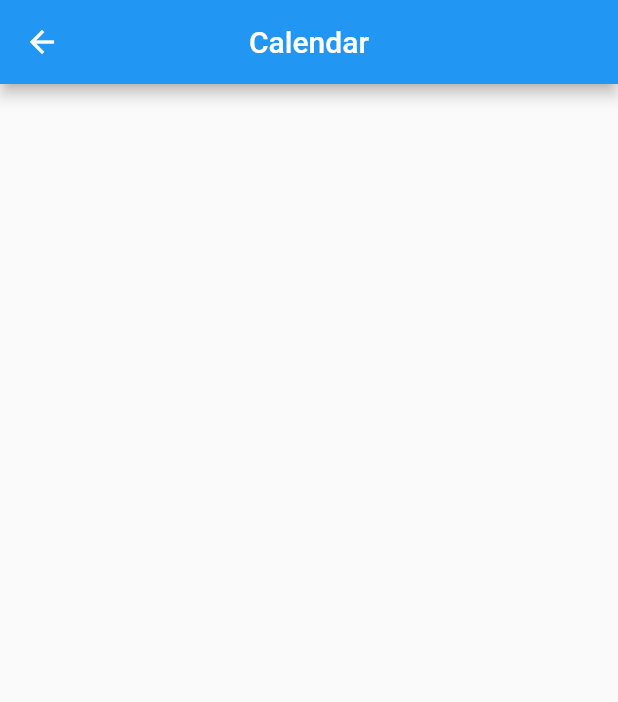
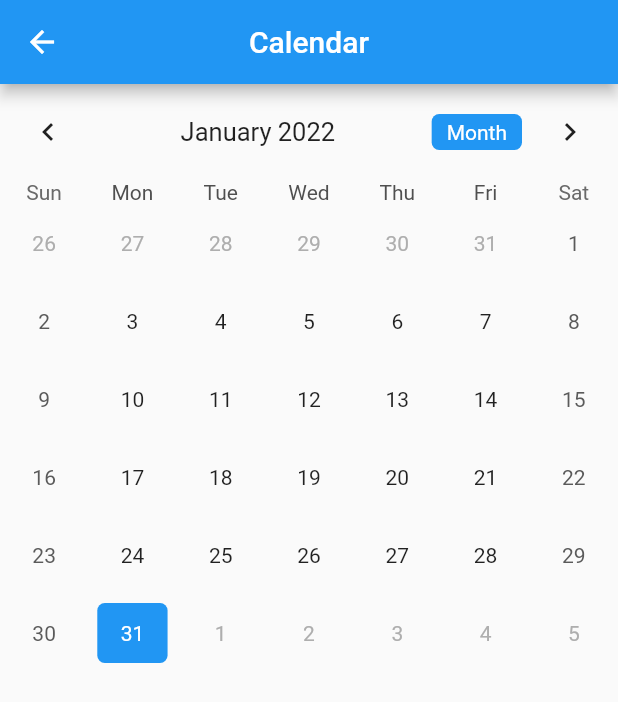
Before and after one commit to kalind7/Excel_public_school, a Flutter app: the Calendar screen opened directly, on a phone screen of 412 x 824 dp. Shown: the top 702 px of the screen. Run offline on Flutter 3.47's test engine with Material 2 defaults, Android fonts, the phone set to English and light mode, and no system bars; our stand-ins replace fluttertoast, form_field_validator, get, google_fonts, hexcolor.

Commit message:
List and calendar

```diff
--- a/lib/ui_pages/calendar.dart
+++ b/lib/ui_pages/calendar.dart
@@ -1,4 +1,7 @@
 import 'package:flutter/material.dart';
+import'package:table_calendar/table_calendar.dart';
+
+import 'package:flutter/foundation.dart';
 
 class Calendar extends StatefulWidget {
   const Calendar({Key? key}) : super(key: key);
@@ -9,6 +12,33 @@ class Calendar extends StatefulWidget {
 
 class _CalendarState extends State<Calendar> {
 
+  late Map<DateTime, List<Event>> selectedEvents;
+  CalendarFormat format = CalendarFormat.month;
+  DateTime selectedDay = DateTime.now();
+  DateTime focusedDay = DateTime.now();
+
+  TextEditingController _eventController = TextEditingController();
+
+  @override
+  void initState() {
+    // TODO: implement initState
+    selectedEvents = {};
+    super.initState();
+  }
+
+
+  List<Event> _getEventsfromDay(DateTime date){
+    return selectedEvents[date] ?? [];
+  }
+
+  @override
+  void dispose() {
+    // TODO: implement dispose
+    _eventController.dispose();
+    super.dispose();
+  }
+
+
 
 
   @override
@@ -18,6 +48,84 @@ class _CalendarState extends State<Calendar> {
         title: Text('Calendar'),
         centerTitle: true,
       ),
+
+      body: Column(
+        children: [
+          TableCalendar(
+              focusedDay: selectedDay,
+              firstDay: DateTime(1970),
+              lastDay: DateTime(2040),
+            calendarFormat: format,
+            onFormatChanged: (CalendarFormat _format){
+                setState(() {
+                  format = _format;
+                });
+            },
+            startingDayOfWeek: StartingDayOfWeek.sunday,
+            daysOfWeekVisible: true,
+
+            onDaySelected: (DateTime selectDay, DateTime focusDay){
+                setState(() {
+                  selectedDay = selectDay ;
+                  focusedDay = focusDay ;
+                });
+
+                print(focusedDay);
+            },
+
+            selectedDayPredicate: (DateTime date){
+                return isSameDay(selectedDay, date);
+            },
+
+            eventLoader: _getEventsfromDay,
+
+
+            calendarStyle: CalendarStyle(
+              isTodayHighlighted: true,
+              selectedDecoration: BoxDecoration(
+                color: Colors.blue,
+                shape: BoxShape.rectangle,
+                borderRadius: BorderRadius.circular(5.0),
+              ),
+
+              selectedTextStyle: TextStyle(color: Colors.white),
+              todayDecoration:  BoxDecoration(
+                color: Colors.purpleAccent,
+                shape: BoxShape.rectangle,
+                borderRadius: BorderRadius.circular(5.0),
+              ),
+
+              defaultDecoration: BoxDecoration(
+                shape: BoxShape.rectangle,
+                borderRadius: BorderRadius.circular(5.0),
+              ),
+            ),
+            headerStyle: HeaderStyle(
+              formatButtonVisible: true,
+              titleCentered: true,
+              formatButtonShowsNext: false,
+              formatButtonDecoration: BoxDecoration(
+                color: Colors.blue,
+                borderRadius: BorderRadius.circular(5.0),
+              ),
+              formatButtonTextStyle: TextStyle(color: Colors.white),
+            ),
+          ),
+          // _getEventsfromDay(selectedDay).map(
+          //         (Event event) => ListTile(
+          //           title: Text(event.title),
+          //         ),),
+        ],
+      ),
+
     );
   }
 }
+
+class Event{
+
+  final String title;
+  Event({required this.title});
+
+  String toString() => this.title ;
+}
--- a/lib/ui_pages/grad_student.dart
+++ b/lib/ui_pages/grad_student.dart
@@ -220,7 +220,7 @@ List<Model> models = <Model>[
       text: 'Profile',
       icon: Icons.person,
       onpress: () {
-        print('pressed');
+        // Navigator.push(context, MaterialPageRoute((context) => Dashboard()));
       }),
   Model(
       text: 'Fees',
--- a/pubspec.yaml
+++ b/pubspec.yaml
@@ -41,10 +41,9 @@ dependencies:
   hexcolor: ^2.0.5
   responsive_navigation_bar: ^3.0.5
   flutter_launcher_icons: ^0.9.2
-#  nepali_utils: ^3.0.3
-#  nepali_date_picker: ^5.2.0
-  clean_nepali_calendar: ^1.2.0
   get: ^4.6.1
+  table_calendar: ^3.0.0
+#  syncfusion_flutter_calendar: ^19.4.48
 
 
 dev_dependencies:
```
Also changed, not shown: lib/ui_pages/dashboard.dart (+54 -28 lines), lib/widgets/build_list.dart (+20 -4 lines), pubspec.lock.
